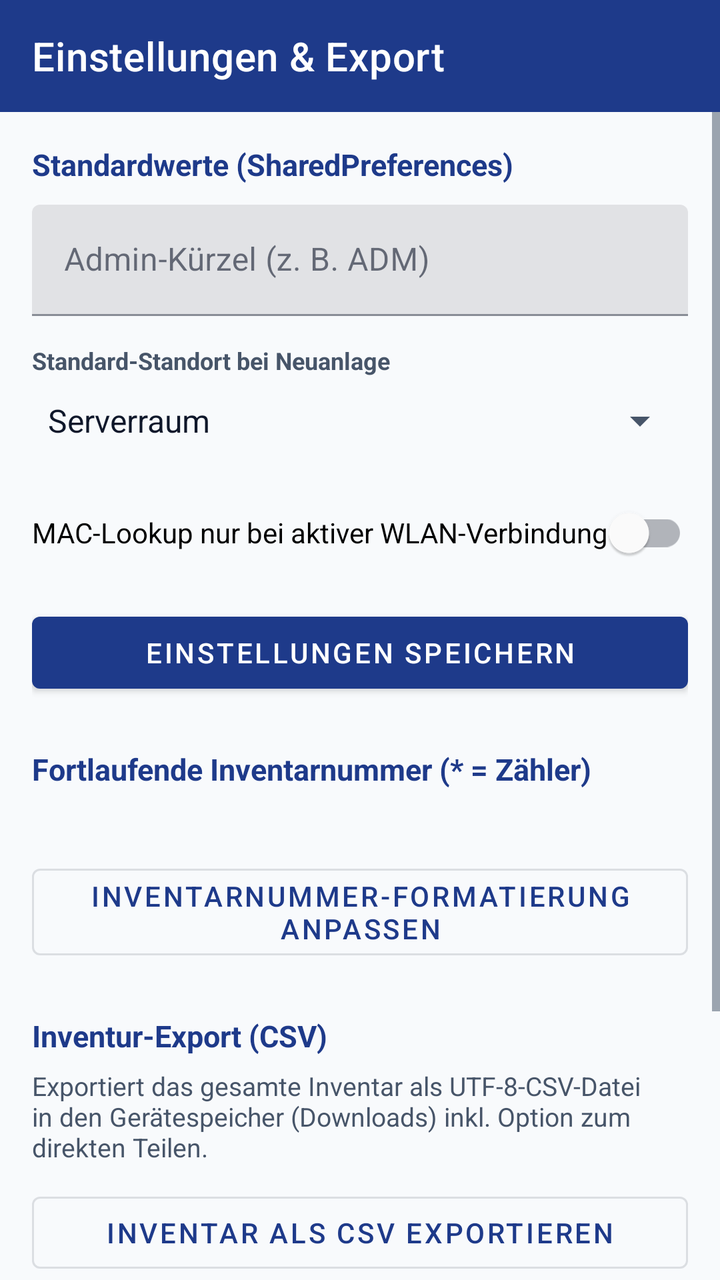
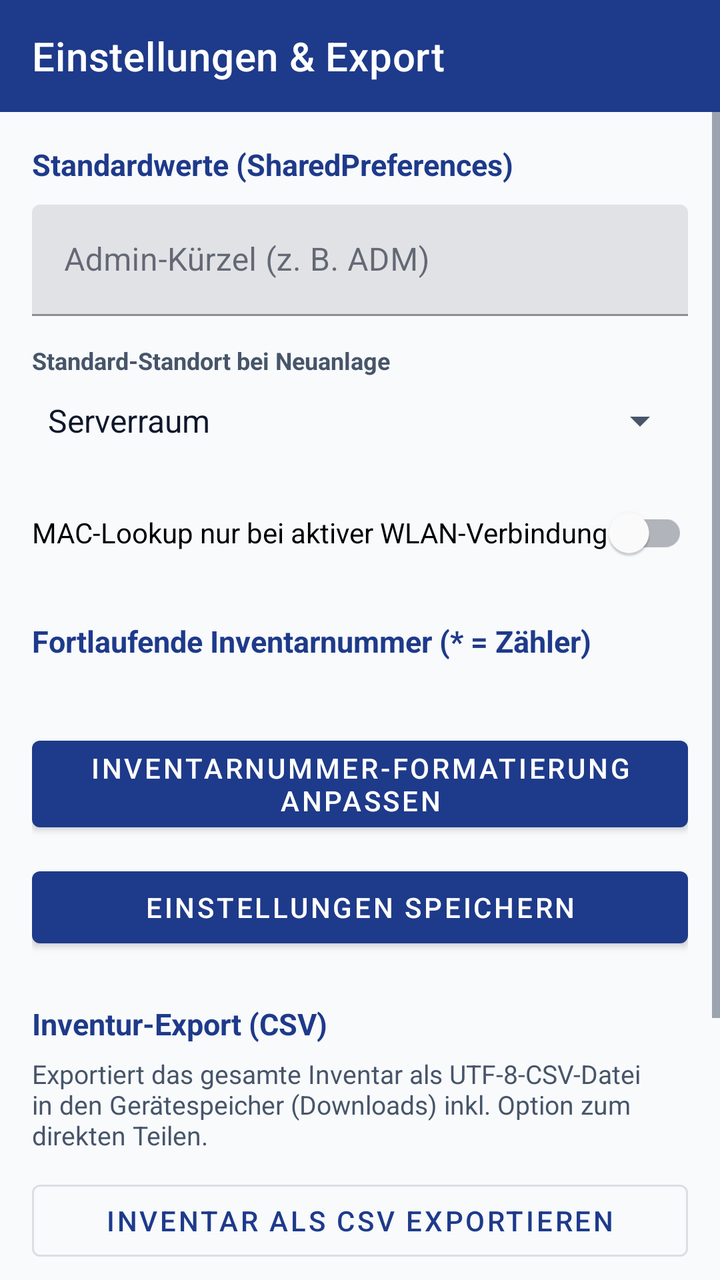

Compare the two renders of this Android layout. The source of the first and the diff that turns it into the second are given below.
<!-- AndroidManifest.xml: application theme Theme.RackVault -->
<!-- res/layout/activity_settings.xml -->
<?xml version="1.0" encoding="utf-8"?>
<LinearLayout xmlns:android="http://schemas.android.com/apk/res/android"
    xmlns:app="http://schemas.android.com/apk/res-auto"
    android:id="@+id/rootSettings"
    android:layout_width="match_parent"
    android:layout_height="match_parent"
    android:background="?android:attr/colorBackground"
    android:orientation="vertical">

    <com.google.android.material.appbar.MaterialToolbar
        android:id="@+id/toolbar"
        android:layout_width="match_parent"
        android:layout_height="?attr/actionBarSize"
        android:background="?attr/colorPrimary"
        app:navigationIconTint="?attr/colorOnPrimary"
        app:title="@string/title_settings"
        app:titleTextColor="?attr/colorOnPrimary" />

    <ScrollView
        android:layout_width="match_parent"
        android:layout_height="0dp"
        android:layout_weight="1"
        android:fillViewport="true">

        <LinearLayout
            android:layout_width="match_parent"
            android:layout_height="wrap_content"
            android:orientation="vertical"
            android:padding="16dp">

            
            <TextView
                android:layout_width="match_parent"
                android:layout_height="wrap_content"
                android:text="@string/section_defaults_title"
                android:textColor="?attr/colorPrimary"
                android:textSize="15sp"
                android:textStyle="bold" />

            <com.google.android.material.textfield.TextInputLayout
                android:layout_width="match_parent"
                android:layout_height="wrap_content"
                android:layout_marginTop="10dp"
                android:hint="@string/hint_admin_code">

                <com.google.android.material.textfield.TextInputEditText
                    android:id="@+id/etAdminCode"
                    android:layout_width="match_parent"
                    android:layout_height="wrap_content"
                    android:inputType="textCapCharacters"
                    android:maxLines="1" />

            </com.google.android.material.textfield.TextInputLayout>

            <TextView
                android:layout_width="wrap_content"
                android:layout_height="wrap_content"
                android:layout_marginTop="14dp"
                android:text="@string/label_default_location"
                android:textColor="?android:attr/textColorSecondary"
                android:textSize="12sp"
                android:textStyle="bold" />

            <Spinner
                android:id="@+id/spDefaultLocation"
                android:layout_width="match_parent"
                android:layout_height="44dp"
                android:entries="@array/locations_array" />

            <com.google.android.material.switchmaterial.SwitchMaterial
                android:id="@+id/swWifiOnlyLookup"
                android:layout_width="match_parent"
                android:layout_height="wrap_content"
                android:layout_marginTop="10dp"
                android:text="@string/switch_wifi_only_label" />

            <com.google.android.material.button.MaterialButton
                android:id="@+id/btnSaveSettings"
                android:layout_width="match_parent"
                android:layout_height="wrap_content"
                android:layout_marginTop="12dp"
                android:text="@string/btn_save_settings" />

            
            <TextView
                android:layout_width="match_parent"
                android:layout_height="wrap_content"
                android:layout_marginTop="24dp"
                android:text="@string/section_inv_pattern_title"
                android:textColor="?attr/colorPrimary"
                android:textSize="15sp"
                android:textStyle="bold" />

            <TextView
                android:id="@+id/tvInvPatternSummary"
                android:layout_width="match_parent"
                android:layout_height="wrap_content"
                android:layout_marginTop="6dp"
                android:textColor="?android:attr/textColorSecondary"
                android:textSize="13sp" />

            <com.google.android.material.button.MaterialButton
                android:id="@+id/btnOpenInvPatternSubmenu"
                style="@style/Widget.MaterialComponents.Button.OutlinedButton"
                android:layout_width="match_parent"
                android:layout_height="wrap_content"
                android:layout_marginTop="10dp"
                android:text="@string/btn_open_inv_pattern_submenu" />

            
            <TextView
                android:layout_width="match_parent"
                android:layout_height="wrap_content"
                android:layout_marginTop="24dp"
                android:text="@string/section_export_title"
                android:textColor="?attr/colorPrimary"
                android:textSize="15sp"
                android:textStyle="bold" />

            <TextView
                android:layout_width="match_parent"
                android:layout_height="wrap_content"
                android:layout_marginTop="6dp"
                android:text="@string/export_description"
                android:textColor="?android:attr/textColorSecondary"
                android:textSize="13sp" />

            <com.google.android.material.button.MaterialButton
                android:id="@+id/btnExportCsv"
                style="@style/Widget.MaterialComponents.Button.OutlinedButton"
                android:layout_width="match_parent"
                android:layout_height="wrap_content"
                android:layout_marginTop="10dp"
                android:text="@string/btn_export_csv" />

            
            <TextView
                android:layout_width="match_parent"
                android:layout_height="wrap_content"
                android:layout_marginTop="24dp"
                android:text="@string/section_maintenance_title"
                android:textColor="?attr/colorPrimary"
                android:textSize="15sp"
                android:textStyle="bold" />

            <com.google.android.material.button.MaterialButton
                android:id="@+id/btnLoadDemoData"
                style="@style/Widget.MaterialComponents.Button.OutlinedButton"
                android:layout_width="match_parent"
                android:layout_height="wrap_content"
                android:layout_marginTop="10dp"
                android:text="@string/btn_load_demo_data" />

            <com.google.android.material.button.MaterialButton
                android:id="@+id/btnResetDatabase"
                style="@style/Widget.MaterialComponents.Button.OutlinedButton"
                android:layout_width="match_parent"
                android:layout_height="wrap_content"
                android:layout_marginTop="8dp"
                android:text="@string/btn_reset_database"
                android:textColor="@color/status_defect_text"
                app:strokeColor="@color/status_defect_text" />

        </LinearLayout>

    </ScrollView>

</LinearLayout>
<!-- resources referenced by this layout -->
<resources>
  <string-array name="locations_array">
          <item>Serverraum</item>
          <item>Lager</item>
          <item>Büro IT</item>
          <item>Schulungsraum</item>
          <item>Raum B102</item>
      </string-array>
  <color name="status_defect_text">#DC2626</color>
  <string name="btn_export_csv">Inventar als CSV exportieren</string>
  <string name="btn_load_demo_data">Demo-Daten laden</string>
  <string name="btn_open_inv_pattern_submenu">Inventarnummer-Formatierung anpassen</string>
  <string name="btn_reset_database">Datenbank zurücksetzen</string>
  <string name="btn_save_settings">Einstellungen speichern</string>
  <string name="export_description">Exportiert das gesamte Inventar als UTF-8-CSV-Datei in den Gerätespeicher (Downloads) inkl. Option zum direkten Teilen.</string>
  <string name="hint_admin_code">Admin-Kürzel (z. B. ADM)</string>
  <string name="label_default_location">Standard-Standort bei Neuanlage</string>
  <string name="section_defaults_title">Standardwerte (SharedPreferences)</string>
  <string name="section_export_title">Inventur-Export (CSV)</string>
  <string name="section_inv_pattern_title">Fortlaufende Inventarnummer (* = Zähler)</string>
  <string name="section_maintenance_title">Datenbank &amp; Demo-Daten</string>
  <string name="switch_wifi_only_label">MAC-Lookup nur bei aktiver WLAN-Verbindung</string>
  <string name="title_settings">Einstellungen &amp; Export</string>
  <style name="Theme.RackVault" parent="Theme.MaterialComponents.DayNight.NoActionBar">
          <item name="colorPrimary">@color/primary_blue</item>
          <item name="colorPrimaryVariant">@color/primary_blue_dark</item>
          <item name="colorOnPrimary">@color/on_primary</item>
  
          <item name="colorSecondary">@color/primary_blue_light</item>
          <item name="colorSecondaryVariant">@color/secondary_slate</item>
          <item name="colorOnSecondary">@color/on_primary</item>
  
          <item name="android:colorBackground">@color/surface_background</item>
          <item name="colorSurface">@color/surface_card</item>
          <item name="colorOnSurface">@color/text_primary</item>
          <item name="android:textColorPrimary">@color/text_primary</item>
          <item name="android:textColorSecondary">@color/text_secondary</item>
  
          <item name="android:statusBarColor">@color/primary_blue_dark</item>
      </style>
  <color name="primary_blue">#1E3A8A</color>
  <color name="primary_blue_dark">#172554</color>
  <color name="on_primary">#FFFFFF</color>
  <color name="primary_blue_light">#2563EB</color>
  <color name="secondary_slate">#334155</color>
  <color name="surface_background">#F8FAFC</color>
  <color name="surface_card">#FFFFFF</color>
  <color name="text_primary">#0F172A</color>
  <color name="text_secondary">#475569</color>
</resources>

<!-- the commit's change to res/layout/activity_settings.xml (unified diff, before → after) -->
@@ -74,18 +74,11 @@
                 android:layout_marginTop="10dp"
                 android:text="@string/switch_wifi_only_label" />
 
-            <com.google.android.material.button.MaterialButton
-                android:id="@+id/btnSaveSettings"
-                android:layout_width="match_parent"
-                android:layout_height="wrap_content"
-                android:layout_marginTop="12dp"
-                android:text="@string/btn_save_settings" />
-
             
             <TextView
                 android:layout_width="match_parent"
                 android:layout_height="wrap_content"
-                android:layout_marginTop="24dp"
+                android:layout_marginTop="20dp"
                 android:text="@string/section_inv_pattern_title"
                 android:textColor="?attr/colorPrimary"
                 android:textSize="15sp"
@@ -101,11 +94,17 @@
 
             <com.google.android.material.button.MaterialButton
                 android:id="@+id/btnOpenInvPatternSubmenu"
-                style="@style/Widget.MaterialComponents.Button.OutlinedButton"
                 android:layout_width="match_parent"
                 android:layout_height="wrap_content"
                 android:layout_marginTop="10dp"
                 android:text="@string/btn_open_inv_pattern_submenu" />
+
+            <com.google.android.material.button.MaterialButton
+                android:id="@+id/btnSaveSettings"
+                android:layout_width="match_parent"
+                android:layout_height="wrap_content"
+                android:layout_marginTop="10dp"
+                android:text="@string/btn_save_settings" />
 
             
             <TextView
